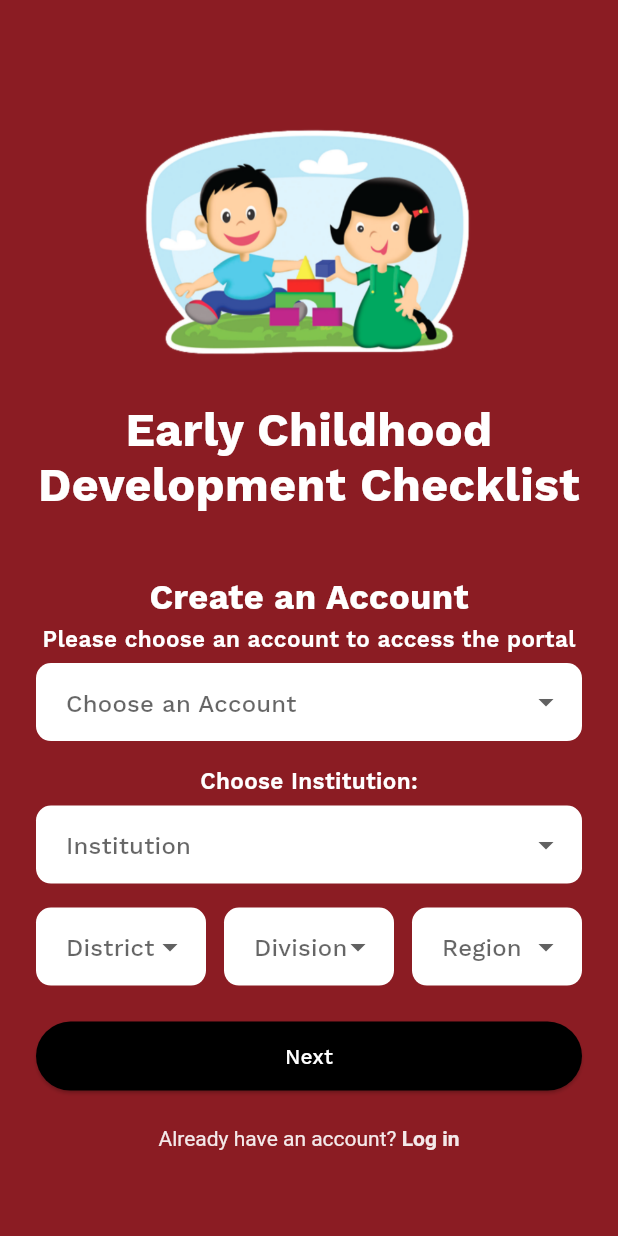
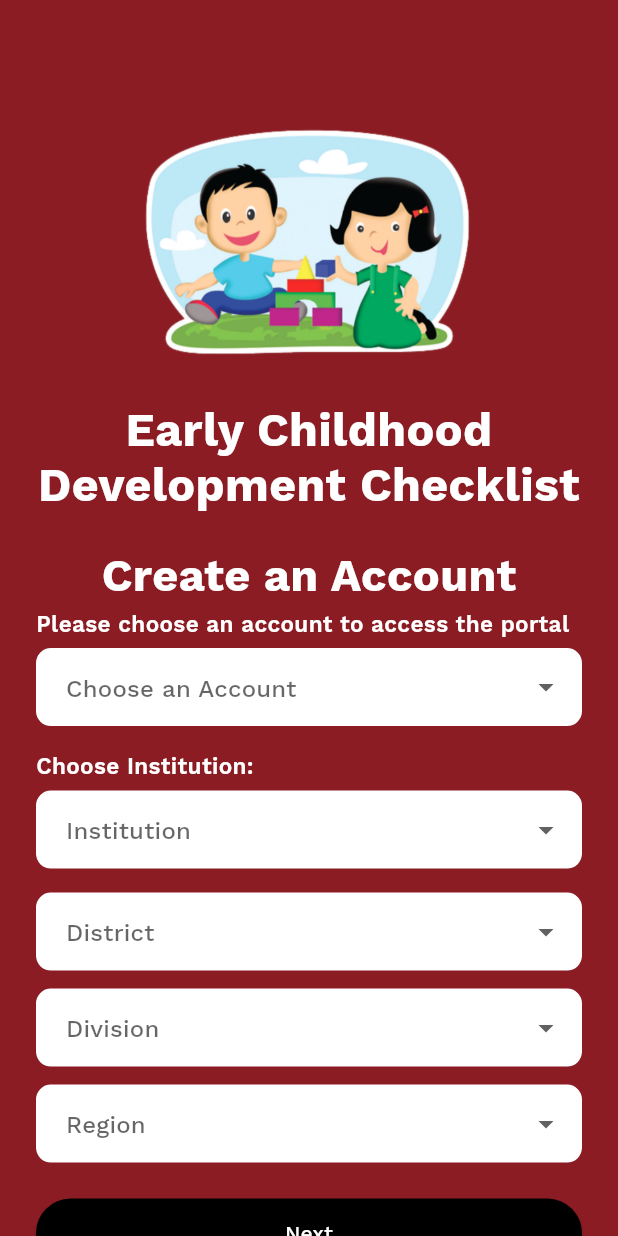
Before and after one commit to aoyesha/eccd, a Flutter app: the RegisterPage screen opened directly, on a phone screen of 412 x 824 dp. Run offline on Flutter 3.47's test engine with Material 3 defaults, Android fonts, the phone set to English and light mode, and no system bars; drawn by our look-alikes of auto_size_text; our stand-ins replace get, google_fonts, sqflite; accounts and stored records are empty.

Commit message:
updated two steps

```diff
--- a/lib/view/register_page.dart
+++ b/lib/view/register_page.dart
@@ -3,6 +3,8 @@ import 'package:flutter/gestures.dart';
 import 'package:flutter/material.dart';
 import '../services/database_service.dart';
 import 'login_page.dart';
+import 'package:flutter/material.dart';
+
 
 class RegisterPage extends StatefulWidget {
   const RegisterPage({Key? key}) : super(key: key);
@@ -73,10 +75,10 @@ class _RegisterPageState extends State<RegisterPage> {
           Image.asset('assets/kids.png', width: 220),
           const SizedBox(height: 24),
           _title(),
-          const SizedBox(height: 40),
+          const SizedBox(height: 20),
           _formHeader(),
           Align(alignment: Alignment.centerLeft, child: _form()),
-          const SizedBox(height: 24),
+          const SizedBox(height: 32),
         ],
       ),
     );
@@ -87,25 +89,36 @@ class _RegisterPageState extends State<RegisterPage> {
       child: SizedBox(
         width: 1100,
         child: Row(
+          crossAxisAlignment: CrossAxisAlignment.center,
           children: [
+
             Expanded(
               flex: 5,
               child: Column(
                 mainAxisSize: MainAxisSize.min,
+                crossAxisAlignment: CrossAxisAlignment.start,
                 children: [
                   Padding(
                     padding: const EdgeInsets.only(left: 50),
-                    child: Image.asset('assets/kids.png', width: 400),
+                    child: Image.asset(
+                      'assets/kids.png',
+                      width: 400,
+                    ),
                   ),
                   const SizedBox(height: 22),
                   _title(),
                 ],
               ),
             ),
+
             const SizedBox(width: 30),
+
             Expanded(
               flex: 4,
-              child: SizedBox(
+              child: Column(
+                mainAxisSize: MainAxisSize.min,
+                children: [
+                  SizedBox(
                     width: 420,
                     child: Column(
                       crossAxisAlignment: CrossAxisAlignment.start,
@@ -116,12 +129,15 @@ class _RegisterPageState extends State<RegisterPage> {
                       ],
                     ),
                   ),
+                ],
+              ),
             ),
           ],
         ),
       ),
     );
   }
+
 
   Widget _title() {
     return const AutoSizeText(
@@ -143,7 +159,7 @@ class _RegisterPageState extends State<RegisterPage> {
       child: Text(
         "Create an Account",
         style: TextStyle(
-          fontSize: 23,
+          fontSize: 30,
           fontWeight: FontWeight.w700,
           color: Colors.white,
         ),
@@ -237,7 +253,9 @@ class _RegisterPageState extends State<RegisterPage> {
     return Form(
       key: _formKey,
       child: Column(
+        crossAxisAlignment: CrossAxisAlignment.start,
         children: [
+
           if (currentStep == 1) ...[
             _label('Please choose an account to access the portal'),
             _dropdown(
@@ -257,7 +275,36 @@ class _RegisterPageState extends State<RegisterPage> {
             ),
             const SizedBox(height: 16),
 
-            Row(
+            LayoutBuilder(
+              builder: (context, constraints) {
+                if (constraints.maxWidth < 500) {
+                  return Column(
+                    children: [
+                      _dropdown(
+                        hint: 'District',
+                        items: district,
+                        value: selectedDistrict,
+                        onChanged: (v) => setState(() => selectedDistrict = v),
+                      ),
+                      const SizedBox(height: 12),
+                      _dropdown(
+                        hint: 'Division',
+                        items: division,
+                        value: selectedDivision,
+                        onChanged: (v) => setState(() => selectedDivision = v),
+                      ),
+                      const SizedBox(height: 12),
+                      _dropdown(
+                        hint: 'Region',
+                        items: region,
+                        value: selectedRegion,
+                        onChanged: (v) => setState(() => selectedRegion = v),
+                      ),
+                    ],
+                  );
+                }
+
+                return Row(
                   children: [
                     Expanded(
                       child: _dropdown(
@@ -286,7 +333,10 @@ class _RegisterPageState extends State<RegisterPage> {
                       ),
                     ),
                   ],
+                );
+              },
             ),
+
             const SizedBox(height: 24),
 
             _stepButton("Next", () {
@@ -317,12 +367,14 @@ class _RegisterPageState extends State<RegisterPage> {
 
             _createAccountButton(),
             const SizedBox(height: 12),
+
             _stepButton("Back", () => setState(() => currentStep = 1)),
           ],
 
           const SizedBox(height: 24),
 
-          RichText(
+          Center(
+            child: RichText(
               text: TextSpan(
                 style: TextStyle(color: Colors.white.withOpacity(0.9)),
                 children: [
@@ -341,10 +393,12 @@ class _RegisterPageState extends State<RegisterPage> {
                 ],
               ),
             ),
+          ),
         ],
       ),
     );
   }
+
 
   Widget _stepButton(String text, VoidCallback onPressed) {
     return SizedBox(
```
Lines whose indentation alone changed are shown as unchanged.
